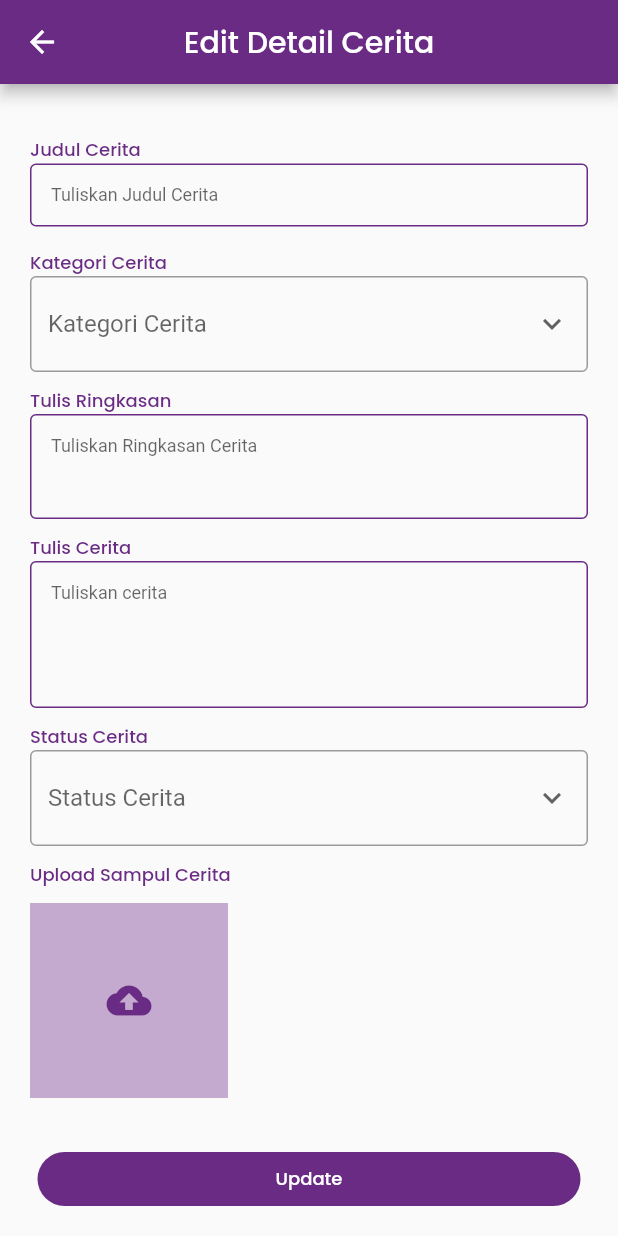
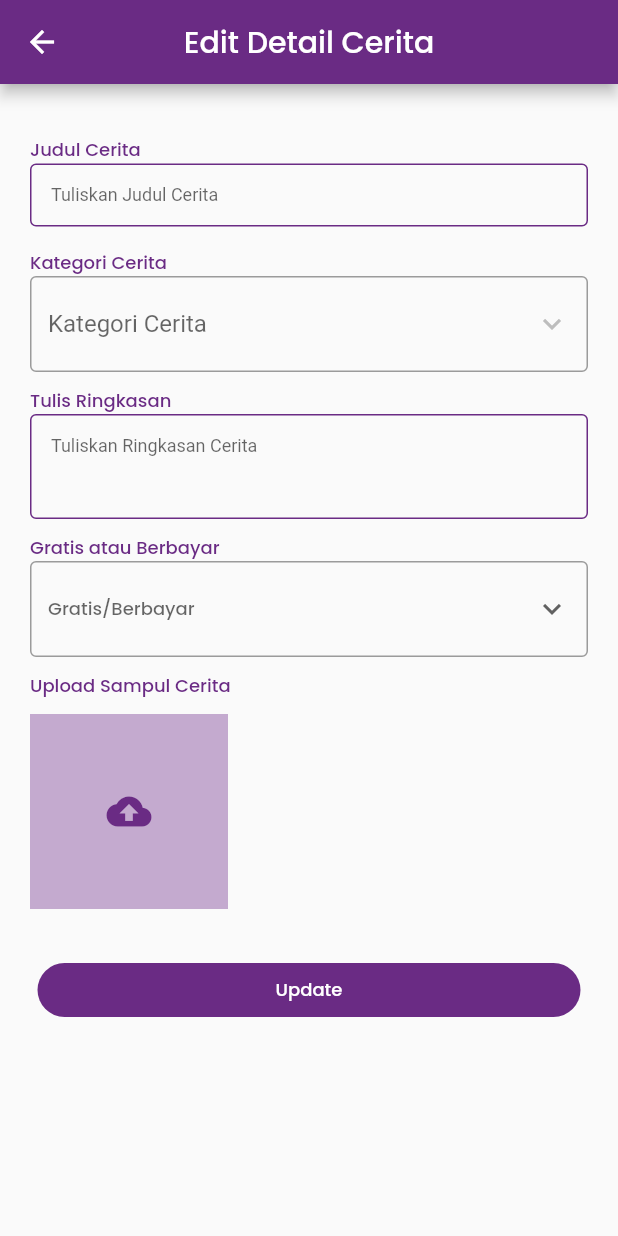
Before and after one commit to whywidodo/finalproject_pmoif20d_wahyu, a Flutter app: the EditCerita screen opened directly, after a tap on "Update", on a phone screen of 412 x 824 dp. Run offline on Flutter 3.47's test engine with Material 2 defaults, Android fonts, the phone set to English and light mode, and no system bars; our stand-ins replace awesome_dialog, email_validator, image_picker, share_plus, shared_preferences; missing offline and left inert: need_resume; accounts and stored records are empty; network calls fail; statements that could not run were skipped.

Commit message:
Update kontributor cerita

```diff
--- a/lib/EditCerita.dart
+++ b/lib/EditCerita.dart
@@ -1,3 +1,5 @@
+import 'dart:convert';
+
 import 'package:awesome_dialog/awesome_dialog.dart';
 import 'package:finalproject_pmoif20d_wahyu/Constant/ConstantApi.dart';
 import 'package:finalproject_pmoif20d_wahyu/TambahCerita.dart';
@@ -8,18 +10,7 @@ import 'package:http/http.dart' as http;
 import 'API/CallApi.dart';
 import 'User.dart';
 
-List<String> cerita = [
-  "Pilih Kategori Cerita",
-  "Novel",
-  "Dongeng",
-  "Cerpen",
-  "Biografi"
-];
-List<String> status = [
-  "Pilih Status Cerita",
-  "Gratis",
-  "Berbayar"
-];
+List<String> status = ["Gratis", "Berbayar"];
 
 class EditCerita extends StatefulWidget {
   const EditCerita({Key? key}) : super(key: key);
@@ -33,13 +24,17 @@ class _EditCeritaState extends State<EditCerita> {
   TextEditingController txtEditRingkasan = new TextEditingController();
   TextEditingController txtEditIsiCerita = new TextEditingController();
 
+  List widgetKategori = [];
+  String kategori_value = "";
+
   @override
   void initState() {
     super.initState();
     txtEditJudulCerita.text = c_judulcerita;
     txtEditRingkasan.text = c_txtceritasample;
     txtEditIsiCerita.text = c_txtceritafull;
-    ceritaDipilih = c_kodekategori;
+    loadDataKategori();
+    kategori_value = c_kodekategori;
     statusDipilih = c_statuscerita;
   }
 
@@ -120,15 +115,17 @@ class _EditCeritaState extends State<EditCerita> {
                       itemHeight: null,
                       hint: const Text("Kategori Cerita"),
                       icon: const Icon(Icons.keyboard_arrow_down),
-                      value: ceritaDipilih,
-                      items: cerita.map((String value) {
+                      value: kategori_value.isNotEmpty ? kategori_value : null,
+                      items: widgetKategori.map((item) {
                         return DropdownMenuItem(
-                            value: value, child: Text(value));
+                          value: item['nama_kategori'].toString(),
+                          child: Text(item['nama_kategori'].toString(), style: TextStyle(fontFamily: 'PoppinsMedium', fontSize: 12)),
+                        );
                       }).toList(),
-                      onChanged: (String? value) {
-                        {
-                          ceritaDipilih = value!;
-                        }
+                      onChanged: (Object? value) {
+                        setState(() {
+                          kategori_value = value.toString();
+                        });
                       })
                 ],
               )),
@@ -166,6 +163,7 @@ class _EditCeritaState extends State<EditCerita> {
                         style: const TextStyle(
                             fontSize: 12.0, color: Colors.black54))
                   ])),
+
           Container(
               padding:
               const EdgeInsets.only(left: 20, right: 20, top: 5, bottom: 5),
@@ -173,41 +171,7 @@ class _EditCeritaState extends State<EditCerita> {
                 crossAxisAlignment: CrossAxisAlignment.start,
                 children: [
                   const Text(
-                      'Tulis Cerita',
-                      style: TextStyle(
-                          color: Color(0xFF6A2B84),
-                          fontFamily: 'PoppinsMedium',
-                          fontSize: 12),
-                    ),
-                    TextFormField(
-                        textInputAction: TextInputAction.newline,
-                        keyboardType: TextInputType.multiline,
-                        minLines: null,
-                        maxLines: 5,
-                        controller: txtEditIsiCerita,
-                        decoration: const InputDecoration(
-                            isDense: true,
-                            hintText: 'Tuliskan cerita',
-                            contentPadding: EdgeInsets.all(14),
-                            fillColor: Colors.white,
-                            focusedBorder: OutlineInputBorder(
-                              borderSide: BorderSide(
-                                  color: Color(0xFF6A2B84), width: 1.2),
-                            ),
-                            enabledBorder: OutlineInputBorder(
-                              borderSide: BorderSide(color: Color(0xFF6A2B84)),
-                            )),
-                        style: const TextStyle(
-                            fontSize: 12.0, color: Colors.black54))
-                  ])),
-          Container(
-              padding:
-                  const EdgeInsets.only(left: 20, right: 20, top: 5, bottom: 5),
-              child: Column(
-                crossAxisAlignment: CrossAxisAlignment.start,
-                children: [
-                  const Text(
-                    'Status Cerita',
+                    'Gratis atau Berbayar',
                     style: TextStyle(
                         color: Color(0xFF6A2B84),
                         fontFamily: 'PoppinsMedium',
@@ -224,12 +188,12 @@ class _EditCeritaState extends State<EditCerita> {
                       ),
                       isDense: true,
                       itemHeight: null,
-                      hint: const Text("Status Cerita"),
+                      hint: const Text("Gratis/Berbayar", style: TextStyle(fontFamily: 'PoppinsMedium', fontSize: 12)),
                       icon: const Icon(Icons.keyboard_arrow_down),
-                      value: statusDipilih,
+                      value: statusDipilih.isNotEmpty ? statusDipilih : null,
                       items: status.map((String value) {
                         return DropdownMenuItem(
-                            value: value, child: Text(value));
+                            value: value, child: Text(value, style: const TextStyle(fontFamily: 'PoppinsMedium', fontSize: 12)));
                       }).toList(),
                       onChanged: (String? value) {
                         {
@@ -283,10 +247,19 @@ class _EditCeritaState extends State<EditCerita> {
         ]));
   }
 
+  Future<void> loadDataKategori() async {
+    var dataURL = Uri.parse(baseURL + 'kategori');
+    http.Response response = await http.get(dataURL);
+
+    setState(() {
+      widgetKategori = jsonDecode(response.body);
+    });
+  }
+
   void _validateProses() {
-    if (ceritaDipilih != 'Pilih Kategori Cerita' && statusDipilih != 'Pilih Status Cerita') {
-      lakukanProses(txtEditJudulCerita.text, ceritaDipilih,
-          txtEditRingkasan.text, txtEditIsiCerita.text, statusDipilih);
+    if (kategori_value != null && statusDipilih != null) {
+      lakukanProses(txtEditJudulCerita.text, kategori_value,
+          txtEditRingkasan.text, "null", statusDipilih);
     } else {
       AwesomeDialog(
           context: context,
```
Also changed, not shown: lib/TambahCerita.dart (+7 -45 lines). Lines whose indentation alone changed are shown as unchanged.
